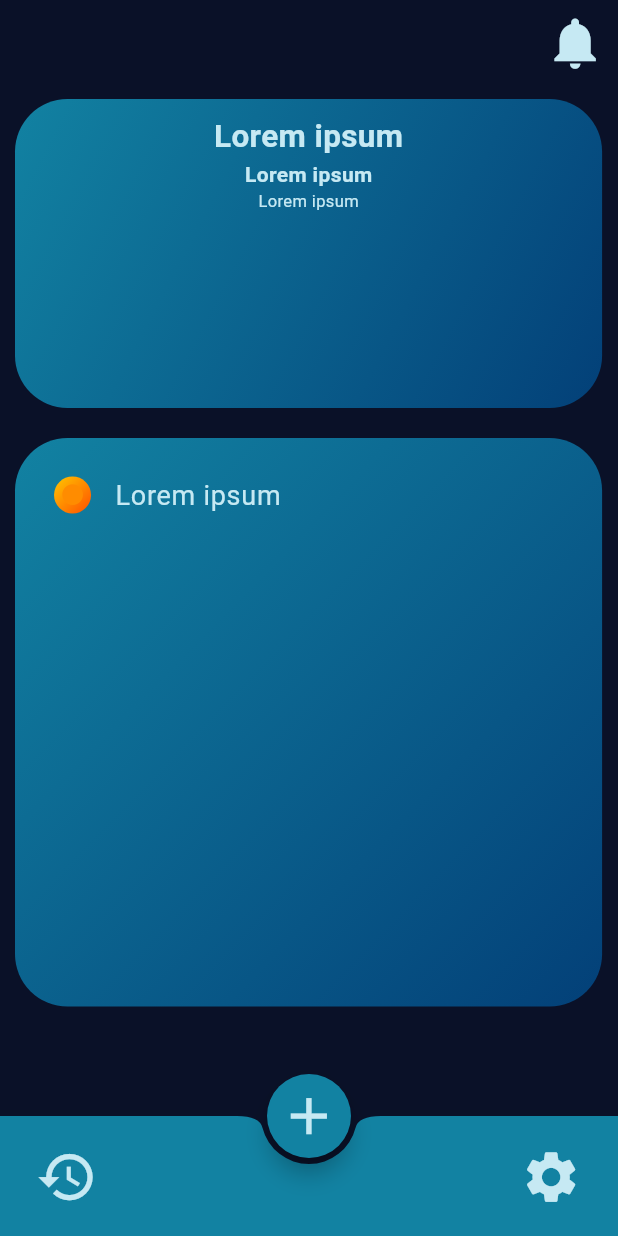
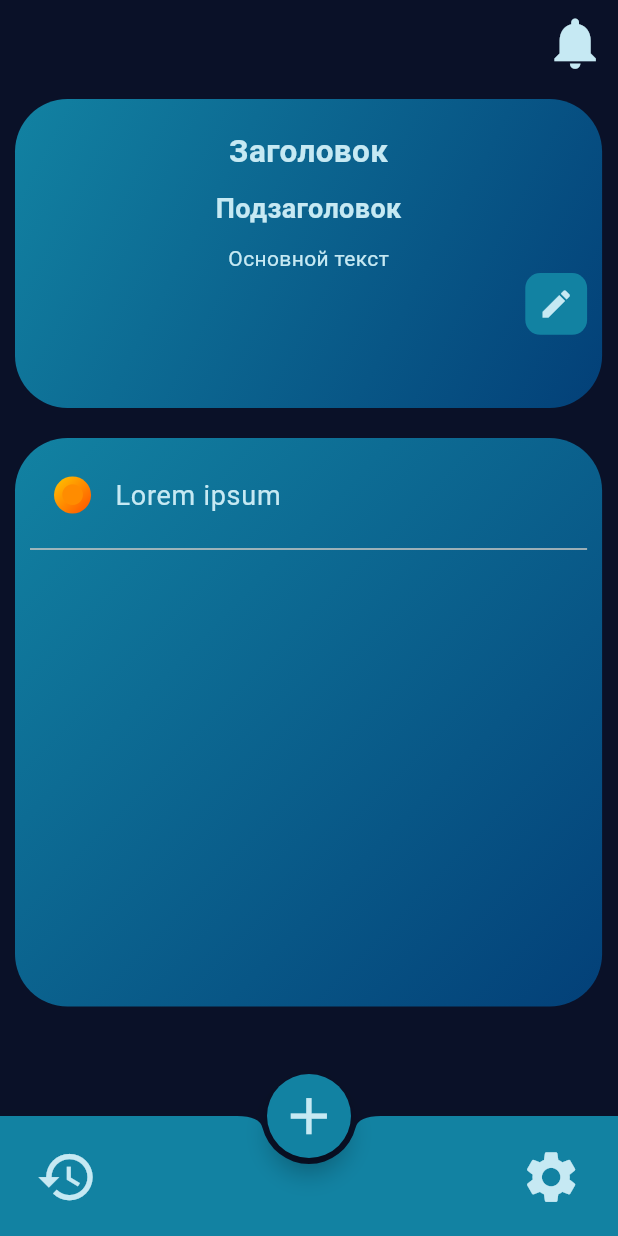
Before and after one commit to sardelkaaa/its_time, a Flutter app: the screen it shows after launch, on a phone screen of 412 x 824 dp. Run offline on Flutter 3.47's test engine with Material 3 defaults, Android fonts, the phone set to English and light mode, and no system bars.

Commit message:
home 95%

```diff
--- a/lib/pages/home.dart
+++ b/lib/pages/home.dart
@@ -37,44 +37,75 @@ class BucketListHomePage extends State<Home> {
               gradient: const LinearGradient(
                 begin: Alignment.topLeft,
                 end: Alignment.bottomRight,
-                  colors: [Color(0xFF1282A2), Color(0xFF034078)]
+                colors: [Color(0xFF1282A2), Color(0xFF034078)],
               ),
               borderRadius: BorderRadius.circular(35.0),
               color: Colors.grey[200],
             ),
-            child: const Column(
-              children: <Widget>[
-                Text(
-                  'Lorem ipsum',
+            child: Column(
+              children: [
+                // Название
+                Padding(
+                  padding: EdgeInsets.only(top: 10),
+                  child: Text(
+                    'Заголовок',
                     style: TextStyle(
+                      fontSize: 21,
+                      fontWeight: FontWeight.bold, //w700
                       color: Color(0xFFC6E9F3),
-                    fontSize: 21,
-                    fontWeight: FontWeight.bold,
                     ),
                   ),
-
-                Text(
-                  'Lorem ipsum',
+                ),
+                // Подзаголовок
+                Padding(
+                  padding: EdgeInsets.only(top: 10),
+                  child: Text(
+                    'Подзаголовок',
                     style: TextStyle(
+                      fontSize: 18,
+                      fontWeight: FontWeight.w600,
                       color: Color(0xFFC6E9F3),
-                      fontSize: 14,
-                      fontWeight: FontWeight.w600
                     ),
                   ),
-
-                Text(
-                  'Lorem ipsum',
+                ),
+                // Основной текст
+                Padding(
+                  padding: EdgeInsets.only(top: 10),
+                  child: Text(
+                    'Основной текст',
                     style: TextStyle(
+                      fontSize: 14,
                       color: Color(0xFFC6E9F3),
-                      fontSize: 11,
+                    ),
+                  ),
+                ),
+                // Кнопка изменения события
+                Align(
+                  alignment: Alignment.topRight,
+                  child: Container(
+                    margin: EdgeInsets.only(bottom: 0), // Добавляем отступ снизу
+                    width: MediaQuery.of(context).size.width * 0.1, // Устанавливаем ширину как 10% от ширины экрана
+                    height: MediaQuery.of(context).size.width * 0.1, // Устанавливаем высоту как 10% от ширины экрана
+                    decoration: BoxDecoration(
+                      color: Color(0xFF1282A2),
+                      borderRadius: BorderRadius.circular(10),
+                    ),
+                    child: Center(
+                      child: IconButton(
+                        icon: Icon(Icons.edit),
+                        color: Color(0xFFC6E9F3),
+                        onPressed: () {},
+                      ),
+                    ),
                   ),
                 ),
               ],
             ),
           ),
 
+
           InkWell(
-            onTap: (){
+            onTap: () {
               Navigator.pushNamed(context, '/allTasks');
             },
             child: Container(
@@ -87,35 +118,39 @@ class BucketListHomePage extends State<Home> {
                 gradient: const LinearGradient(
                     begin: Alignment.topLeft,
                     end: Alignment.bottomRight,
-                    colors: [Color(0xFF1282A2), Color(0xFF034078)]
-                ),
+                    colors: [Color(0xFF1282A2), Color(0xFF034078)]),
               ),
               child: Column(
                 children: <Widget>[
                   ListTile(
-                    leading: Container( // Иконка в виде круга с градиентом
-                      width: MediaQuery.of(context).size.width * 0.06, // Иконка с размером зависимым от ширины экрана
+                    leading: Container(
+                      // Иконка в виде круга с градиентом
+                      width: MediaQuery.of(context).size.width * 0.06,
                       height: MediaQuery.of(context).size.width * 0.06,
                       decoration: BoxDecoration(
                         shape: BoxShape.circle,
                         gradient: const LinearGradient(
                             begin: Alignment.topLeft,
                             end: Alignment.bottomRight,
-                            colors: [Color(0xFFFFC700), Color(0xFFFF4F00)]
-                        ),
+                            colors: [Color(0xFFFFC700), Color(0xFFFF4F00)]),
                       ),
                       child: Icon(
                         Icons.circle,
                         color: Color(0xFFFF8C00),
-                        size: MediaQuery.of(context).size.width * 0.04, // Вычисляем размер иконки как 10% ширины экрана,
+                        size: MediaQuery.of(context).size.width * 0.04,
                       ),
                     ),
-                    title: Text('Lorem ipsum',
+                    title: Text(
+                      'Lorem ipsum',
                       style: TextStyle(
                         color: Color(0xFFC6E9F3),
-                        fontSize: 18
+                        fontSize: 18,
                       ),
                     ),
+                  ),
+                  const Divider(
+                    color: Color(0xFFCBC9C5),
+                    thickness: 1,
                   ),
                 ],
               ),
```
Lines whose indentation alone changed are shown as unchanged.
